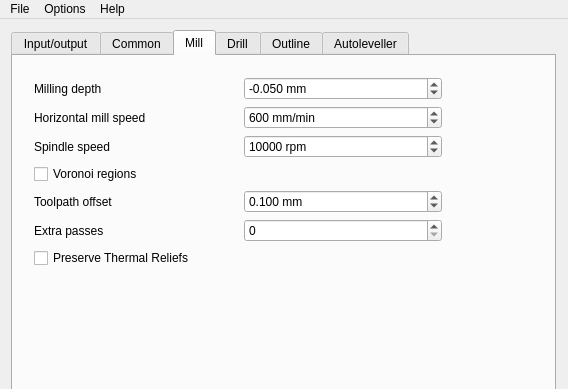
Above: mainwindow.ui from ownedcore/pcb2gcodeGUI before the change; both pictures show x 0 to 568 and y 0 to 389 of the 907 by 709 pixel window. Below: the same form after it.
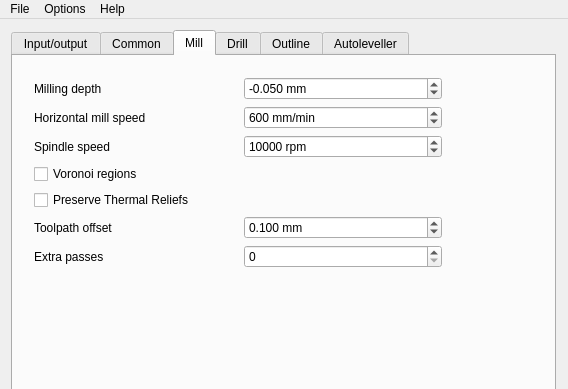
That is the form after the change. The open tabs and pages were chosen to show the change.

Commit message: Moves Thermal checkbox after voronoi

Diff of the .ui file:
```diff
--- a/mainwindow.ui
+++ b/mainwindow.ui
@@ -824,14 +824,14 @@
            <property name="verticalSpacing">
             <number>6</number>
            </property>
-           <item row="5" column="1">
+           <item row="6" column="1">
             <widget class="QSpinBox" name="extrapassesSpinBox">
              <property name="toolTip">
               <string>&lt;html&gt;&lt;head/&gt;&lt;body&gt;&lt;p&gt;&lt;span style=&quot; font-style:italic;&quot;&gt;--extra-passes&lt;/span&gt;&lt;/p&gt;&lt;p&gt;number of additional isolation passes For each extra pass, engraving is repeated with the offset width increased by half its original value, creating wider isolation areas. This option is ignored when --voronoi is in use.&lt;/p&gt;&lt;/body&gt;&lt;/html&gt;</string>
              </property>
             </widget>
            </item>
-           <item row="4" column="1">
+           <item row="5" column="1">
             <widget class="QDoubleSpinBox" name="offsetDoubleSpinBox">
              <property name="toolTip">
               <string>&lt;html&gt;&lt;head/&gt;&lt;body&gt;&lt;p&gt;&lt;span style=&quot; font-style:italic;&quot;&gt;--offset * 2&lt;/span&gt;&lt;/p&gt;&lt;p&gt;distance by which the tool movement will be outset from the contours in the gerber file to be engraved. If you want to obtain a PCB as similar as possible to the original file, you should set this value to half of the tool diameter. If this distance can't be satisfied because copper areas are too close, a warning will be printed and the line will be drawn between the areas. This behavior can be used to get voronoi-style (flood-filling) areas; sim‐ply set the offset to a large value (like 1 inch). When the vectorial mode is in use, --voronoi is preferred.&lt;/p&gt;&lt;/body&gt;&lt;/html&gt;</string>
@@ -900,7 +900,7 @@
              </property>
             </widget>
            </item>
-           <item row="4" column="0">
+           <item row="5" column="0">
             <widget class="QLabel" name="offsetLabel">
              <property name="toolTip">
               <string>&lt;html&gt;&lt;head/&gt;&lt;body&gt;&lt;p&gt;&lt;span style=&quot; font-style:italic;&quot;&gt;--offset * 2&lt;/span&gt;&lt;/p&gt;&lt;p&gt;distance by which the tool movement will be outset from the contours in the gerber file to be engraved. If you want to obtain a PCB as similar as possible to the original file, you should set this value to half of the tool diameter. If this distance can't be satisfied because copper areas are too close, a warning will be printed and the line will be drawn between the areas. This behavior can be used to get voronoi-style (flood-filling) areas; sim‐ply set the offset to a large value (like 1 inch). When the vectorial mode is in use, --voronoi is preferred.&lt;/p&gt;&lt;/body&gt;&lt;/html&gt;</string>
@@ -952,7 +952,7 @@
              </property>
             </widget>
            </item>
-           <item row="5" column="0">
+           <item row="6" column="0">
             <widget class="QLabel" name="extrapassesLabel">
              <property name="toolTip">
               <string>&lt;html&gt;&lt;head/&gt;&lt;body&gt;&lt;p&gt;&lt;span style=&quot; font-style:italic;&quot;&gt;--extra-passes&lt;/span&gt;&lt;/p&gt;&lt;p&gt;number of additional isolation passes For each extra pass, engraving is repeated with the offset width increased by half its original value, creating wider isolation areas. This option is ignored when --voronoi is in use.&lt;/p&gt;&lt;/body&gt;&lt;/html&gt;</string>
@@ -997,7 +997,7 @@
              </property>
             </widget>
            </item>
-           <item row="6" column="0">
+           <item row="4" column="0">
             <widget class="QCheckBox" name="presthermalCheckBox">
              <property name="enabled">
               <bool>true</bool>
```
